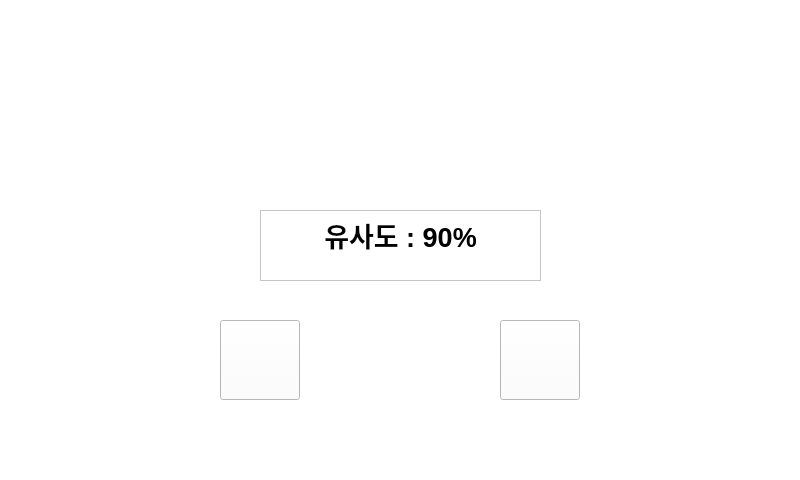
This is sub.ui in mINUs-capstone-design/Source_Code as Qt 5 draws it before an edit. The edited form follows.
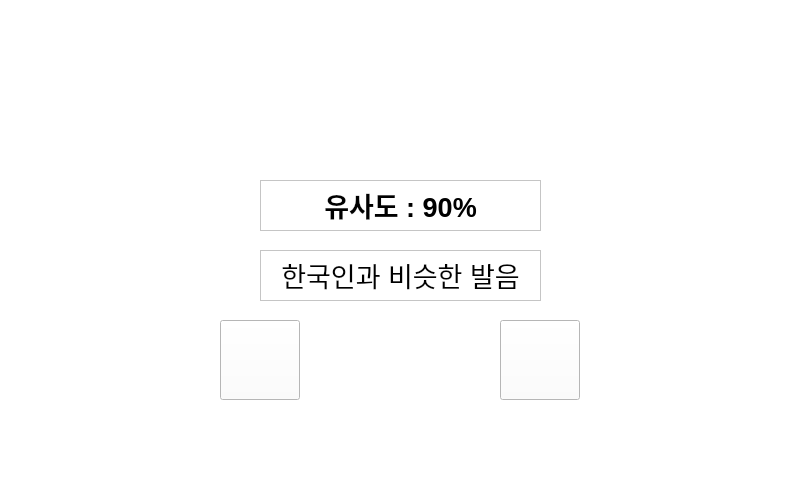
This is the edited form. Icons and pictures are not drawn.

Commit message: ui 결과창 텍스트 입력 칸 추가

```diff
--- a/sub.ui
+++ b/sub.ui
@@ -51,9 +51,9 @@
      <property name="geometry">
       <rect>
        <x>260</x>
-       <y>210</y>
+       <y>180</y>
        <width>281</width>
-       <height>71</height>
+       <height>51</height>
       </rect>
      </property>
      <property name="autoFillBackground">
@@ -120,15 +120,33 @@
       <string notr="true">border-image:url(:/result/icons/result.jpg)</string>
      </property>
     </widget>
-    <widget class="QWidget" name="text_result" native="true">
+    <widget class="QTextBrowser" name="text_score">
      <property name="geometry">
       <rect>
-       <x>580</x>
-       <y>20</y>
-       <width>211</width>
-       <height>271</height>
+       <x>260</x>
+       <y>250</y>
+       <width>281</width>
+       <height>51</height>
       </rect>
      </property>
+     <property name="autoFillBackground">
+      <bool>true</bool>
+     </property>
+     <property name="styleSheet">
+      <string notr="true">font: 20pt</string>
+     </property>
+     <property name="markdown">
+      <string>한국인과 비슷한 발음
+
+</string>
+     </property>
+     <property name="html">
+      <string>&lt;!DOCTYPE HTML PUBLIC &quot;-//W3C//DTD HTML 4.0//EN&quot; &quot;http://www.w3.org/TR/REC-html40/strict.dtd&quot;&gt;
+&lt;html&gt;&lt;head&gt;&lt;meta name=&quot;qrichtext&quot; content=&quot;1&quot; /&gt;&lt;style type=&quot;text/css&quot;&gt;
+p, li { white-space: pre-wrap; }
+&lt;/style&gt;&lt;/head&gt;&lt;body style=&quot; font-family:'Gulim'; font-size:20pt; font-weight:400; font-style:normal;&quot;&gt;
+&lt;p align=&quot;center&quot; style=&quot; margin-top:13px; margin-bottom:13px; margin-left:0px; margin-right:0px; -qt-block-indent:0; text-indent:0px;&quot;&gt;한국인과 비슷한 발음&lt;/p&gt;&lt;/body&gt;&lt;/html&gt;</string>
+     </property>
     </widget>
    </widget>
    <widget class="QWidget" name="resultnoise" native="true">
@@ -474,7 +492,7 @@
      <property name="geometry">
       <rect>
        <x>480</x>
-       <y>190</y>
+       <y>250</y>
        <width>80</width>
        <height>80</height>
       </rect>
@@ -493,7 +511,7 @@
      <property name="geometry">
       <rect>
        <x>220</x>
-       <y>190</y>
+       <y>250</y>
        <width>80</width>
        <height>80</height>
       </rect>
@@ -509,7 +527,7 @@
      <property name="geometry">
       <rect>
        <x>220</x>
-       <y>80</y>
+       <y>60</y>
        <width>360</width>
        <height>30</height>
       </rect>
@@ -534,6 +552,36 @@
 &lt;p align=&quot;center&quot; style=&quot; margin-top:0px; margin-bottom:0px; margin-left:0px; margin-right:0px; -qt-block-indent:0; text-indent:0px;&quot;&gt;성별을 선택하세요&lt;/p&gt;&lt;/body&gt;&lt;/html&gt;</string>
      </property>
     </widget>
+    <widget class="QTextBrowser" name="textBrowser_5">
+     <property name="geometry">
+      <rect>
+       <x>220</x>
+       <y>140</y>
+       <width>360</width>
+       <height>51</height>
+      </rect>
+     </property>
+     <property name="maximumSize">
+      <size>
+       <width>16777215</width>
+       <height>60</height>
+      </size>
+     </property>
+     <property name="mouseTracking">
+      <bool>true</bool>
+     </property>
+     <property name="lineWrapMode">
+      <enum>QTextEdit::WidgetWidth</enum>
+     </property>
+     <property name="html">
+      <string>&lt;!DOCTYPE HTML PUBLIC &quot;-//W3C//DTD HTML 4.0//EN&quot; &quot;http://www.w3.org/TR/REC-html40/strict.dtd&quot;&gt;
+&lt;html&gt;&lt;head&gt;&lt;meta name=&quot;qrichtext&quot; content=&quot;1&quot; /&gt;&lt;style type=&quot;text/css&quot;&gt;
+p, li { white-space: pre-wrap; }
+&lt;/style&gt;&lt;/head&gt;&lt;body style=&quot; font-family:'Gulim'; font-size:9pt; font-weight:400; font-style:normal;&quot;&gt;
+&lt;p align=&quot;center&quot; style=&quot; margin-top:0px; margin-bottom:0px; margin-left:0px; margin-right:0px; -qt-block-indent:0; text-indent:0px;&quot;&gt;&lt;span style=&quot; font-size:12pt; font-weight:600; color:#ff0000;&quot;&gt;잘못된 성별이 선택 된 경우&lt;/span&gt;&lt;/p&gt;
+&lt;p align=&quot;center&quot; style=&quot; margin-top:0px; margin-bottom:0px; margin-left:0px; margin-right:0px; -qt-block-indent:0; text-indent:0px;&quot;&gt;&lt;span style=&quot; font-size:12pt; font-weight:600; color:#ff0000;&quot;&gt;측정 결과가 이상할 수 있습니다.&lt;/span&gt;&lt;/p&gt;&lt;/body&gt;&lt;/html&gt;</string>
+     </property>
+    </widget>
    </widget>
    <zorder>selectsexual</zorder>
    <zorder>loading</zorder>
```
Left out of the diff: 2 changed lines with no effect on the pictures.
